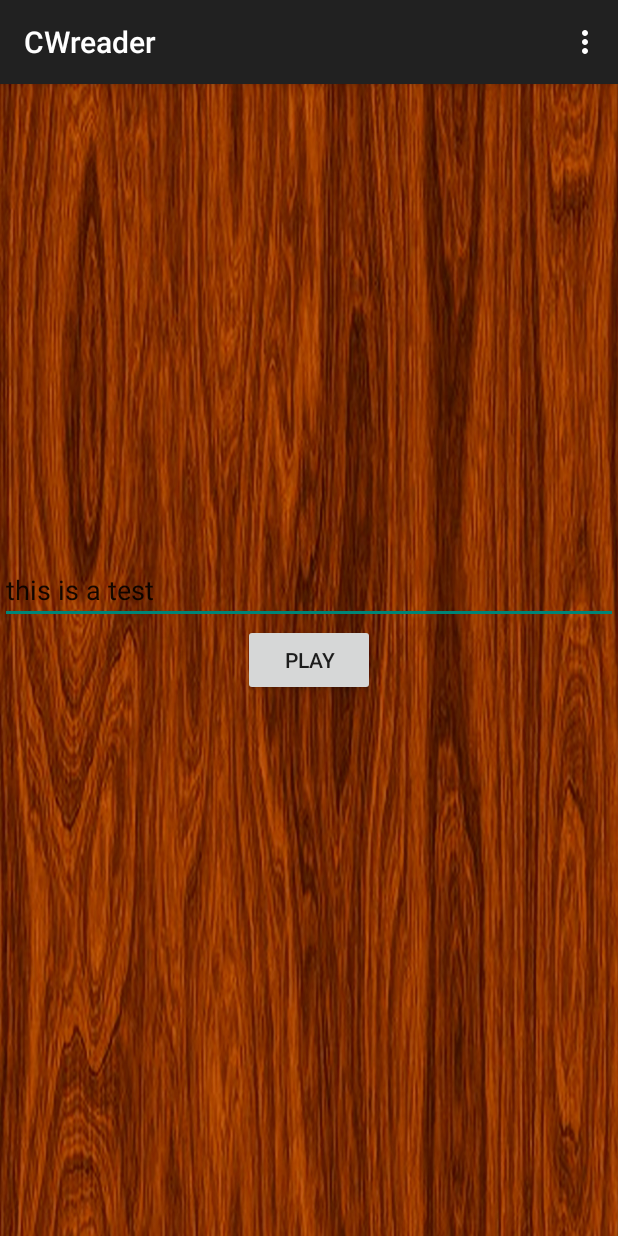
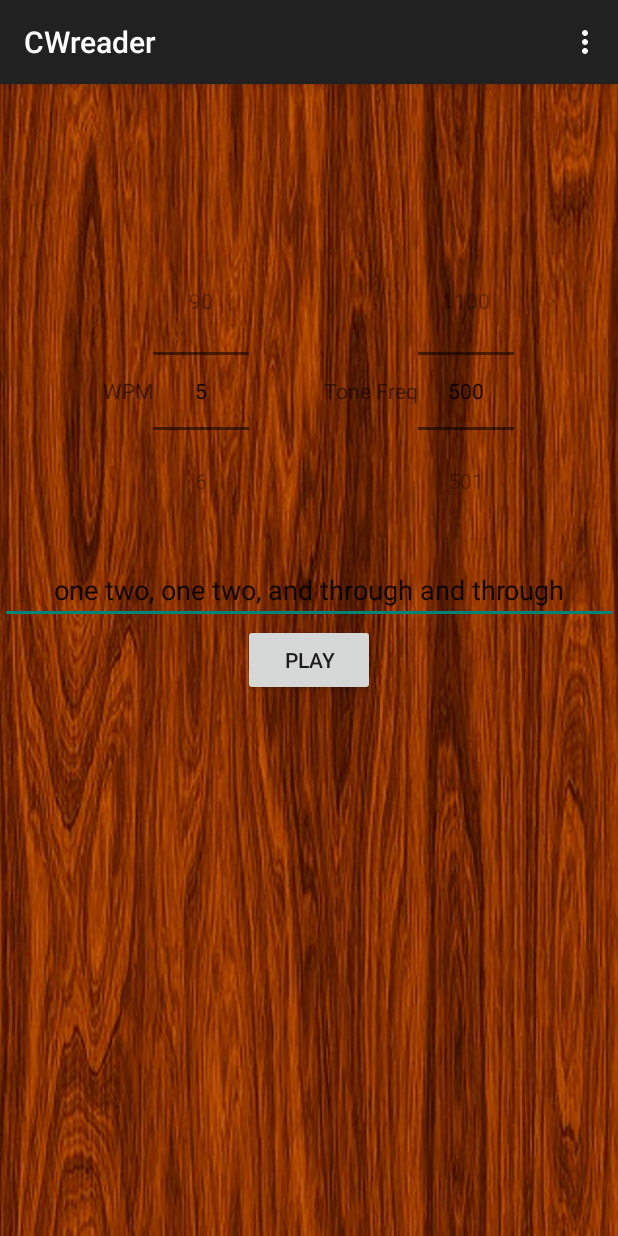
Before and after one commit to veghead/cwreader, an Android app: the screen it shows after launch (MainActivity), on a phone screen of 412 x 824 dp. Run offline under Robolectric (Android 15) with nearby library versions, the phone set to English and light mode, and no system bars.

Commit message:
Add number pickers. Split sentences.

```diff
--- a/app/src/main/java/com/dreadtech/cwreader/MainActivity.java
+++ b/app/src/main/java/com/dreadtech/cwreader/MainActivity.java
@@ -11,6 +11,7 @@ import android.view.MenuItem;
 import android.view.View;
 import android.widget.Button;
 import android.widget.EditText;
+import android.widget.NumberPicker;
 
 import java.util.Locale;
 
@@ -20,18 +21,32 @@ public class MainActivity extends ActionBarActivity {
     TextToSpeech ttobj;
     boolean ttsReady = false;
     EditText readSource;
+    NumberPicker wpmPicker;
+    NumberPicker freqPicker;
 
     @Override
     protected void onCreate(Bundle savedInstanceState) {
         super.onCreate(savedInstanceState);
         setContentView(R.layout.activity_main);
         readSource = (EditText)findViewById(R.id.readsource);
+        wpmPicker = (NumberPicker)findViewById(R.id.wpm);
+        wpmPicker.setMaxValue(90);
+        wpmPicker.setMinValue(5);
+        freqPicker = (NumberPicker)findViewById(R.id.freq);
+        freqPicker.setMaxValue(1100);
+        freqPicker.setMinValue(500);
+
         final Tony tony = new Tony();
         final Handler tonyHandler = tony.handler;
         tony.finishedSound = new Runnable() {
             @Override
             public void run() {
-                Log.v("HELLO", String.format("Finished"));
+                try {
+                    Thread.sleep(4000);
+                } catch (Exception e) {
+
+                }
+                ttobj.speak(readSource.getText().toString(), TextToSpeech.QUEUE_FLUSH, null);
             }
         };
         tony.start();
--- a/app/src/main/java/com/dreadtech/cwreader/Tony.java
+++ b/app/src/main/java/com/dreadtech/cwreader/Tony.java
@@ -67,7 +67,6 @@ public class Tony extends Thread {
 		put("9","----.");
 /*
 		put("..--..");
-		/* 0..9
 		put("-..-.");
 		           /* Question Mark
 		put("--..--");
@@ -158,7 +157,10 @@ public class Tony extends Thread {
 
     void soundText(String text) {
         audioTrack.play();
-        writeWord(text);
+        String words[] = text.split(" ");
+        for (String word : words) {
+            writeWord(word);
+        }
         audioTrack.stop();
         finishedSound.run();
     }
--- a/app/src/main/res/layout/activity_main.xml
+++ b/app/src/main/res/layout/activity_main.xml
@@ -27,12 +27,55 @@
         android:layout_width="100dp"
         android:layout_height="wrap_content"
         android:paddingTop="30dp"
-        android:text="this is a test"
+        android:text="one two, one two, and through and through"
         android:layout_above="@+id/play_button"
         android:layout_alignParentLeft="true"
         android:layout_alignParentStart="true"
         android:layout_alignParentRight="true"
         android:layout_alignParentEnd="true"
-        android:id="@+id/readsource" />
+        android:id="@+id/readsource"
+        android:gravity="center" />
+
+    <LinearLayout
+        android:orientation="horizontal"
+        android:layout_width="fill_parent"
+        android:layout_height="wrap_content"
+        android:layout_above="@+id/readsource"
+        android:layout_toLeftOf="@+id/freq"
+        android:layout_toStartOf="@+id/freq"
+        android:gravity="center_horizontal">
+
+        <TextView
+            android:layout_width="wrap_content"
+            android:layout_height="fill_parent"
+            android:text="WPM"
+            android:id="@+id/textView"
+            android:gravity="center_vertical" />
+
+        <NumberPicker
+            android:layout_width="wrap_content"
+            android:layout_height="wrap_content"
+            android:id="@+id/wpm"
+            android:layout_below="@+id/play_button"
+            android:layout_alignParentLeft="true"
+            android:layout_alignParentStart="true" />
+
+        <TextView
+            android:layout_width="wrap_content"
+            android:layout_height="match_parent"
+            android:text="Tone Freq"
+            android:id="@+id/textView2"
+            android:gravity="center_vertical"
+            android:paddingLeft="50dp" />
+
+        <NumberPicker
+            android:layout_width="wrap_content"
+            android:layout_height="wrap_content"
+            android:id="@+id/freq"
+            android:layout_alignTop="@+id/wpm"
+            android:layout_alignParentRight="true"
+            android:layout_alignParentEnd="true" />
+
+    </LinearLayout>
 
 </RelativeLayout>
```
